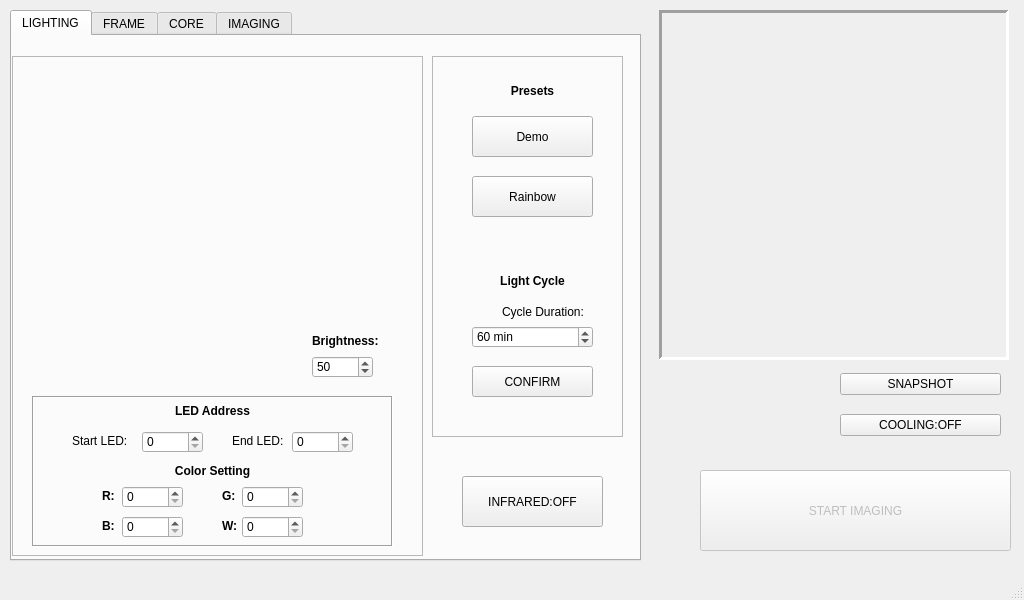
The window that _ui/Clinostat.ui (CoSE-Jerry/3D-Clinostat) describes before a commit, drawn with Qt 5.
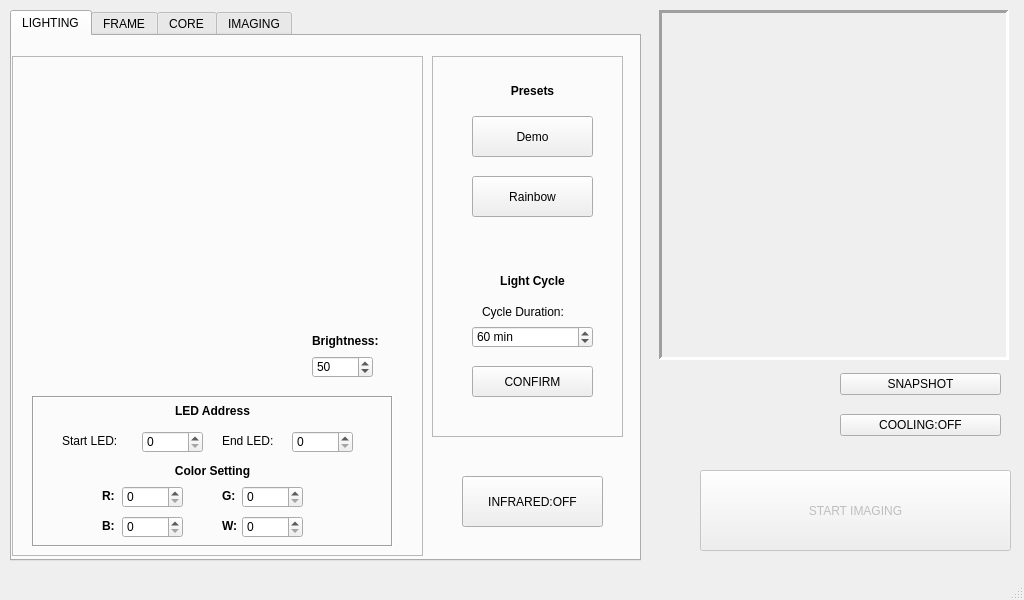
The same window after the commit. Icons and pictures are not drawn.

What changed in the file:
```diff
--- a/_ui/Clinostat.ui
+++ b/_ui/Clinostat.ui
@@ -257,9 +257,9 @@
        <widget class="QLabel" name="Start_label">
         <property name="geometry">
          <rect>
-          <x>40</x>
+          <x>30</x>
           <y>35</y>
-          <width>61</width>
+          <width>81</width>
           <height>20</height>
          </rect>
         </property>
@@ -283,7 +283,7 @@
        <widget class="QLabel" name="Start_label_3">
         <property name="geometry">
          <rect>
-          <x>200</x>
+          <x>190</x>
           <y>35</y>
           <width>61</width>
           <height>20</height>
@@ -419,7 +419,7 @@
       <widget class="QLabel" name="Start_label_2">
        <property name="geometry">
         <rect>
-         <x>70</x>
+         <x>50</x>
          <y>240</y>
          <width>121</width>
          <height>31</height>
```
